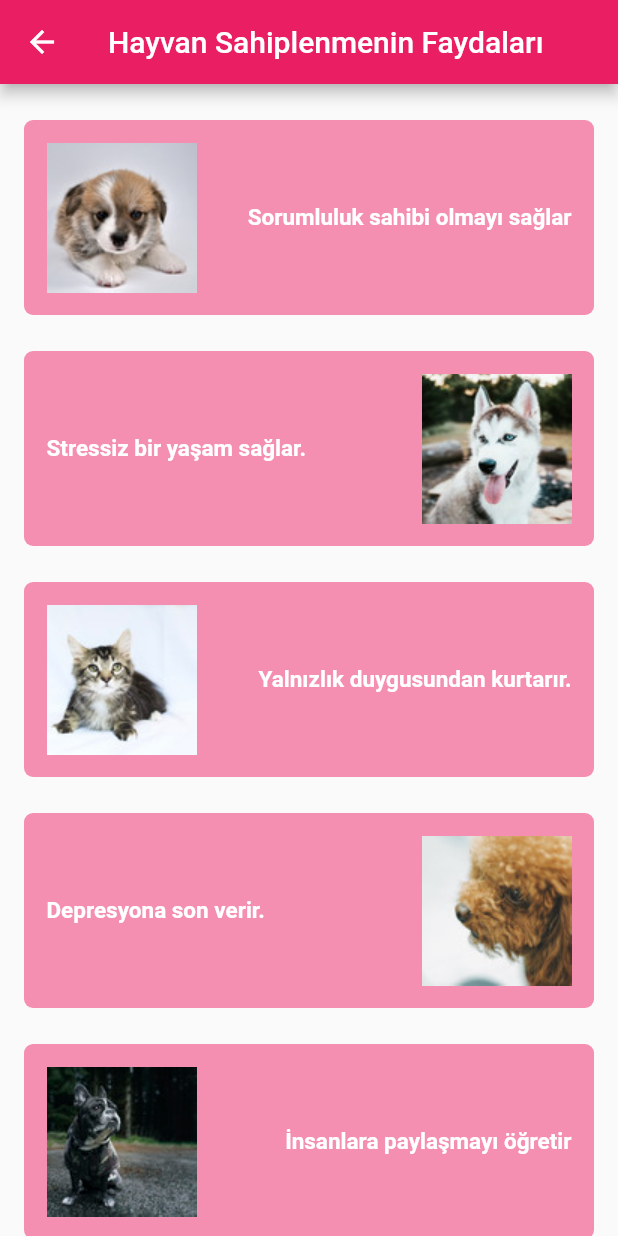
After one commit to gkydev/pati-mobile, a Flutter app: the screen it shows after launch, after a tap on "Hayvan Sahiplenmenin Faydaları", on a phone screen of 412 x 824 dp. The commit adds this screen. Run offline on Flutter 3.47's test engine with Material 2 defaults, Android fonts, the phone set to English and light mode, and no system bars; our stand-ins replace carousel_slider, flutter_secure_storage, google_maps_flutter, shared_preferences; generated files the repository leaves out were written again.

Commit message:
added: first page

```diff
--- a/lib/main.dart
+++ b/lib/main.dart
@@ -1,4 +1,5 @@
 import 'package:flutter/material.dart';
+import 'package:pati_mobile/screens/home-page.dart';
 
 import 'screens/first_page.dart';
 import 'screens/login_page.dart';
@@ -18,7 +19,8 @@ void main() async {
       '/Login': (context) => LoginPage(),
       '/Register': (context) => RegisterPage(),
       '/PetList': (context) => PetList(),
-      '/PetDetail': (context) => PetDetail()
+      '/PetDetail': (context) => PetDetail(),
+      '/Home': (context) => HomePage(),
     },
     onUnknownRoute: (RouteSettings settings) =>
         MaterialPageRoute(builder: (context) => LoginPage()),
--- a/lib/screens/first_page.dart
+++ b/lib/screens/first_page.dart
@@ -71,6 +71,23 @@ class FirstPage extends StatelessWidget {
                         ),
                         color: Colors.pink.shade300,
                       ),
+                      RaisedButton(
+                        elevation: 8,
+                        padding: EdgeInsets.all(10),
+                        onPressed: () {
+                          Navigator.pushNamed(
+                            context,
+                            "/Home",
+                          ).then((popValue) {
+                          });
+                        },
+                        child: Text(
+                          "Hayvan Sahiplenmenin Faydaları",
+                          style: TextStyle(
+                              color: Colors.white, fontWeight: FontWeight.w500),
+                        ),
+                        color: Colors.pink.shade300,
+                      ),
                     ],
                   ),
                 )
--- /dev/null
+++ b/lib/screens/home-page.dart
@@ -0,0 +1,187 @@
+import 'package:flutter/material.dart';
+
+class HomePage extends StatelessWidget {
+  @override
+  Widget build(BuildContext context) {
+    return Scaffold(
+        appBar: AppBar(
+          title: Text("Hayvan Sahiplenmenin Faydaları"),
+        ),
+        body: SafeArea(
+            child: Padding(
+          padding: const EdgeInsets.symmetric(horizontal: 16.0),
+          child: ListView(
+            children: [
+              buildS1(),
+              buildS2(),
+              buildS3(),
+              buildS4(),
+              buildS5(),
+            ],
+          ),
+        )));
+  }
+}
+
+Widget buildBaslik() {
+  return Padding(
+    padding: const EdgeInsets.only(top: 24.0),
+    child: Text(
+      "Hayvan Sahiplenmenin Faydaları",
+      style: TextStyle(
+        fontSize: 32,
+        fontWeight: FontWeight.bold,
+      ),
+    ),
+  );
+}
+
+Widget buildS1() {
+  return Padding(
+    padding: EdgeInsets.only(top: 24),
+    child: Container(
+      width: double.infinity,
+      padding: EdgeInsets.all(15),
+      decoration: BoxDecoration(
+          color: Colors.pink.shade200, borderRadius: BorderRadius.circular(6)),
+      child: Row(
+        mainAxisAlignment: MainAxisAlignment.spaceBetween,
+        children: [
+          Image.asset("assets/3.jpg"),
+          Column(
+            crossAxisAlignment: CrossAxisAlignment.start,
+            children: [
+              Text(
+                "Sorumluluk sahibi olmayı sağlar",
+                style: TextStyle(
+                    color: Colors.white,
+                    fontWeight: FontWeight.bold,
+                    fontSize: 15),
+              )
+            ],
+          ),
+        ],
+      ),
+    ),
+  );
+}
+
+Widget buildS2() {
+  return Padding(
+    padding: EdgeInsets.only(top: 24),
+    child: Container(
+      width: double.infinity,
+      padding: EdgeInsets.all(15),
+      decoration: BoxDecoration(
+          color: Colors.pink.shade200, borderRadius: BorderRadius.circular(6)),
+      child: Row(
+        mainAxisAlignment: MainAxisAlignment.spaceBetween,
+        children: [
+          Column(
+            crossAxisAlignment: CrossAxisAlignment.start,
+            children: [
+              Text(
+                "Stressiz bir yaşam sağlar.",
+                style: TextStyle(
+                    color: Colors.white,
+                    fontWeight: FontWeight.bold,
+                    fontSize: 15),
+              )
+            ],
+          ),
+          Image.asset("assets/4.jpg"),
+        ],
+      ),
+    ),
+  );
+}
+
+Widget buildS3() {
+  return Padding(
+    padding: EdgeInsets.only(top: 24),
+    child: Container(
+      width: double.infinity,
+      padding: EdgeInsets.all(15),
+      decoration: BoxDecoration(
+          color: Colors.pink.shade200, borderRadius: BorderRadius.circular(6)),
+      child: Row(
+        mainAxisAlignment: MainAxisAlignment.spaceBetween,
+        children: [
+          Image.asset("assets/5.jpg"),
+          Column(
+            crossAxisAlignment: CrossAxisAlignment.start,
+            children: [
+              Text(
+                "Yalnızlık duygusundan kurtarır.",
+                style: TextStyle(
+                    color: Colors.white,
+                    fontWeight: FontWeight.bold,
+                    fontSize: 15),
+              )
+            ],
+          ),
+        ],
+      ),
+    ),
+  );
+}
+
+Widget buildS4() {
+  return Padding(
+    padding: EdgeInsets.only(top: 24),
+    child: Container(
+      width: double.infinity,
+      padding: EdgeInsets.all(15),
+      decoration: BoxDecoration(
+          color: Colors.pink.shade200, borderRadius: BorderRadius.circular(6)),
+      child: Row(
+        mainAxisAlignment: MainAxisAlignment.spaceBetween,
+        children: [
+          Column(
+            crossAxisAlignment: CrossAxisAlignment.start,
+            children: [
+              Text(
+                "Depresyona son verir. ",
+                style: TextStyle(
+                    color: Colors.white,
+                    fontWeight: FontWeight.bold,
+                    fontSize: 15),
+              )
+            ],
+          ),
+          Image.asset("assets/6.jpg"),
+        ],
+      ),
+    ),
+  );
+}
+
+Widget buildS5() {
+  return Padding(
+    padding: EdgeInsets.only(top: 24),
+    child: Container(
+      width: double.infinity,
+      padding: EdgeInsets.all(15),
+      decoration: BoxDecoration(
+          color: Colors.pink.shade200, borderRadius: BorderRadius.circular(6)),
+      child: Row(
+        mainAxisAlignment: MainAxisAlignment.spaceBetween,
+        children: [
+          Image.asset("assets/7.jpg"),
+          Column(
+            crossAxisAlignment: CrossAxisAlignment.start,
+            children: [
+              Text(
+                "İnsanlara paylaşmayı öğretir",
+                style: TextStyle(
+                    color: Colors.white,
+                    fontWeight: FontWeight.bold,
+                    fontSize: 15),
+              )
+            ],
+          ),
+        ],
+      ),
+    ),
+  );
+}
```
Also changed, not shown: assets/3.jpg (added), assets/4.jpg (added), assets/5.jpg (added), assets/6.jpg (added), assets/7.jpg (added).
